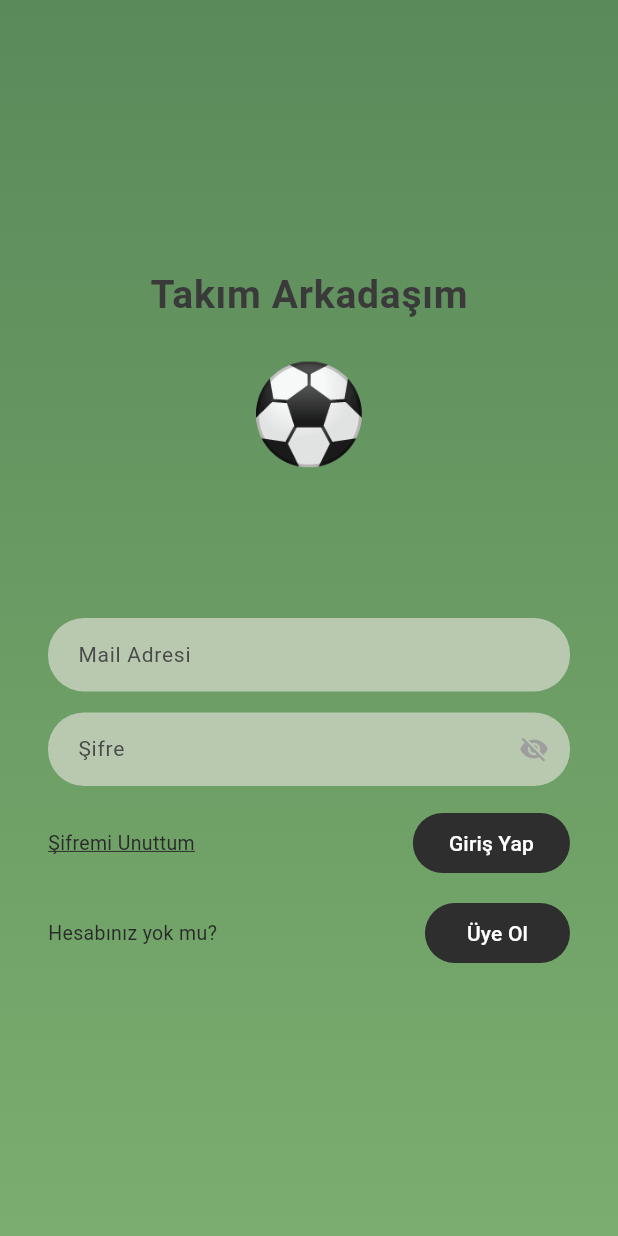
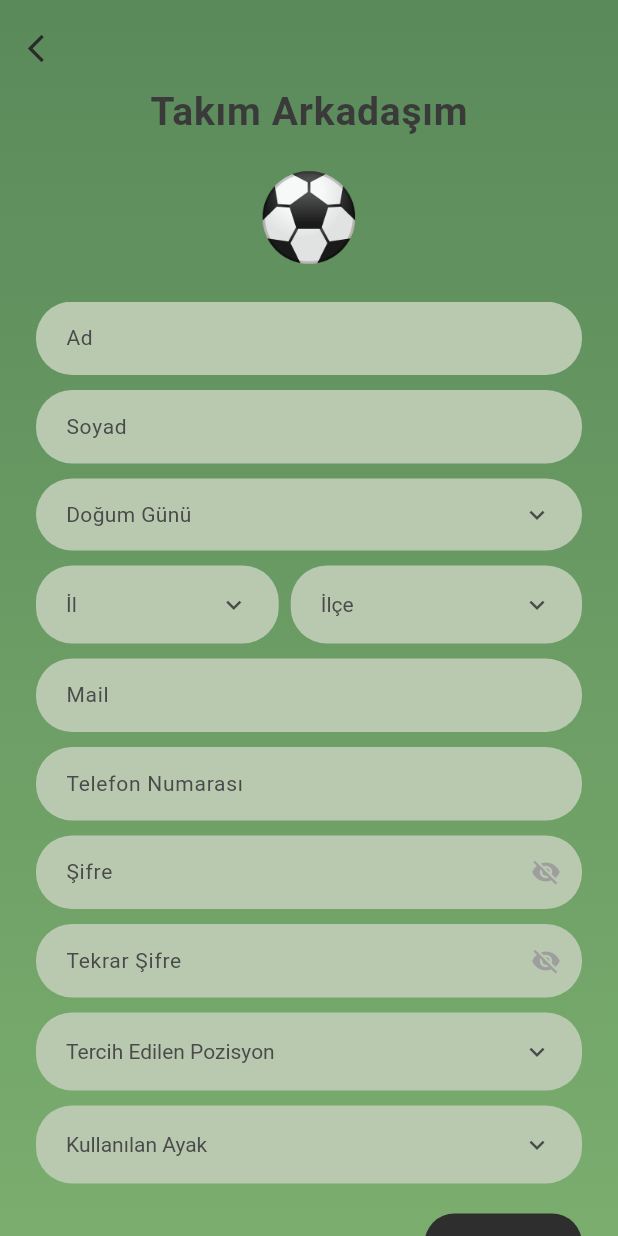
Before and after one commit to Ayberkuznn/MyTeammate, a Flutter app: the screen it shows after launch, after a tap on "Üye Ol", on a phone screen of 412 x 824 dp. Run offline on Flutter 3.47's test engine with Material 3 defaults, Android fonts, the phone set to English and light mode, and no system bars.

Commit message:
#6 front end of the registration page is finished.

```diff
--- a/myteammate/lib/pages/login_page.dart
+++ b/myteammate/lib/pages/login_page.dart
@@ -1,4 +1,5 @@
 import 'package:flutter/material.dart';
+import 'register_page.dart';
 
 class LoginPage extends StatefulWidget {
   const LoginPage({super.key});
@@ -140,7 +141,14 @@ class _LoginPageState extends State<LoginPage> {
                       style: TextStyle(color: Color(0xFF2A2A2A), fontSize: 13),
                     ),
                     ElevatedButton(
-                      onPressed: () {},
+                      onPressed: () {
+                        Navigator.push(
+                          context,
+                          MaterialPageRoute(
+                            builder: (context) => const RegisterPage(),
+                          ),
+                        );
+                      },
                       style: ElevatedButton.styleFrom(
                         backgroundColor: const Color(0xFF2E2E2E),
                         foregroundColor: Colors.white,
--- /dev/null
+++ b/myteammate/lib/pages/register_page.dart
@@ -0,0 +1,470 @@
+import 'package:flutter/material.dart';
+
+class RegisterPage extends StatefulWidget {
+  const RegisterPage({super.key});
+
+  @override
+  State<RegisterPage> createState() => _RegisterPageState();
+}
+
+class _RegisterPageState extends State<RegisterPage> {
+  final _nameController = TextEditingController();
+  final _surnameController = TextEditingController();
+  final _emailController = TextEditingController();
+  final _phoneController = TextEditingController();
+  final _passwordController = TextEditingController();
+  final _confirmPasswordController = TextEditingController();
+
+  bool _obscurePassword = true;
+  bool _obscureConfirmPassword = true;
+
+  DateTime? _selectedDate;
+  String? _selectedCity;
+  String? _selectedDistrict;
+  String? _selectedPosition;
+  String? _selectedFoot;
+
+  final List<String> _positions = ['Kaleci', 'Defans', 'Orta Saha', 'Forvet'];
+
+  final List<String> _feet = ['Sağ', 'Sol', 'Her İkisi'];
+
+  final List<String> _cities = [
+    'Adana',
+    'Adıyaman',
+    'Afyonkarahisar',
+    'Ağrı',
+    'Amasya',
+    'Ankara',
+    'Antalya',
+    'Artvin',
+    'Aydın',
+    'Balıkesir',
+    'Bilecik',
+    'Bingöl',
+    'Bitlis',
+    'Bolu',
+    'Burdur',
+    'Bursa',
+    'Çanakkale',
+    'Çankırı',
+    'Çorum',
+    'Denizli',
+    'Diyarbakır',
+    'Edirne',
+    'Elazığ',
+    'Erzincan',
+    'Erzurum',
+    'Eskişehir',
+    'Gaziantep',
+    'Giresun',
+    'Gümüşhane',
+    'Hakkari',
+    'Hatay',
+    'Isparta',
+    'Mersin',
+    'İstanbul',
+    'İzmir',
+    'Kars',
+    'Kastamonu',
+    'Kayseri',
+    'Kırklareli',
+    'Kırşehir',
+    'Kocaeli',
+    'Konya',
+    'Kütahya',
+    'Malatya',
+    'Manisa',
+    'Kahramanmaraş',
+    'Mardin',
+    'Muğla',
+    'Muş',
+    'Nevşehir',
+    'Niğde',
+    'Ordu',
+    'Rize',
+    'Sakarya',
+    'Samsun',
+    'Siirt',
+    'Sinop',
+    'Sivas',
+    'Tekirdağ',
+    'Tokat',
+    'Trabzon',
+    'Tunceli',
+    'Şanlıurfa',
+    'Uşak',
+    'Van',
+    'Yozgat',
+    'Zonguldak',
+    'Aksaray',
+    'Bayburt',
+    'Karaman',
+    'Kırıkkale',
+    'Batman',
+    'Şırnak',
+    'Bartın',
+    'Ardahan',
+    'Iğdır',
+    'Yalova',
+    'Karabük',
+    'Kilis',
+    'Osmaniye',
+    'Düzce',
+  ];
+
+  final List<String> _districts = [
+    'Kadıköy',
+    'Beşiktaş',
+    'Üsküdar',
+    'Fatih',
+    'Beyoğlu',
+    'Şişli',
+    'Bağcılar',
+    'Bahçelievler',
+  ];
+
+  @override
+  void dispose() {
+    _nameController.dispose();
+    _surnameController.dispose();
+    _emailController.dispose();
+    _phoneController.dispose();
+    _passwordController.dispose();
+    _confirmPasswordController.dispose();
+    super.dispose();
+  }
+
+  Future<void> _pickDate() async {
+    final picked = await showDatePicker(
+      context: context,
+      initialDate: DateTime(2000),
+      firstDate: DateTime(1950),
+      lastDate: DateTime.now(),
+      builder: (context, child) {
+        return Theme(
+          data: Theme.of(context).copyWith(
+            colorScheme: const ColorScheme.light(
+              primary: Color(0xFF5A8A5A),
+              onPrimary: Colors.white,
+            ),
+          ),
+          child: child!,
+        );
+      },
+    );
+    if (picked != null) {
+      setState(() => _selectedDate = picked);
+    }
+  }
+
+  @override
+  Widget build(BuildContext context) {
+    return Scaffold(
+      body: Container(
+        width: double.infinity,
+        height: double.infinity,
+        decoration: const BoxDecoration(
+          gradient: LinearGradient(
+            begin: Alignment.topCenter,
+            end: Alignment.bottomCenter,
+            colors: [Color(0xFF5A8A5A), Color(0xFF7AAD6E)],
+          ),
+        ),
+        child: SafeArea(
+          child: Column(
+            children: [
+              const SizedBox(height: 8),
+
+              // Geri butonu
+              Align(
+                alignment: Alignment.centerLeft,
+                child: IconButton(
+                  onPressed: () => Navigator.pop(context),
+                  icon: const Icon(
+                    Icons.arrow_back_ios_new,
+                    color: Color(0xFF2A2A2A),
+                    size: 22,
+                  ),
+                ),
+              ),
+
+              // Başlık
+              const Text(
+                'Takım Arkadaşım',
+                style: TextStyle(
+                  fontSize: 26,
+                  fontWeight: FontWeight.w600,
+                  color: Color(0xFF3A3A3A),
+                  letterSpacing: 0.5,
+                ),
+              ),
+
+              const SizedBox(height: 12),
+
+              // Futbol topu
+              const Text('⚽', style: TextStyle(fontSize: 56)),
+
+              const SizedBox(height: 16),
+
+              // Form alanları
+              Expanded(
+                child: SingleChildScrollView(
+                  padding: const EdgeInsets.symmetric(horizontal: 24),
+                  child: Column(
+                    children: [
+                      // Ad
+                      _buildTextField(controller: _nameController, hint: 'Ad'),
+                      const SizedBox(height: 10),
+
+                      // Soyad
+                      _buildTextField(
+                        controller: _surnameController,
+                        hint: 'Soyad',
+                      ),
+                      const SizedBox(height: 10),
+
+                      // Doğum Günü
+                      _buildDateField(),
+                      const SizedBox(height: 10),
+
+                      // İl + İlçe yan yana
+                      Row(
+                        children: [
+                          Expanded(
+                            flex: 5,
+                            child: _buildDropdown(
+                              hint: 'İl',
+                              value: _selectedCity,
+                              items: _cities,
+                              onChanged: (val) =>
+                                  setState(() => _selectedCity = val),
+                            ),
+                          ),
+                          const SizedBox(width: 8),
+                          Expanded(
+                            flex: 6,
+                            child: _buildDropdown(
+                              hint: 'İlçe',
+                              value: _selectedDistrict,
+                              items: _districts,
+                              onChanged: (val) =>
+                                  setState(() => _selectedDistrict = val),
+                            ),
+                          ),
+                        ],
+                      ),
+                      const SizedBox(height: 10),
+
+                      // Mail
+                      _buildTextField(
+                        controller: _emailController,
+                        hint: 'Mail',
+                        keyboardType: TextInputType.emailAddress,
+                      ),
+                      const SizedBox(height: 10),
+
+                      // Telefon Numarası
+                      _buildTextField(
+                        controller: _phoneController,
+                        hint: 'Telefon Numarası',
+                        keyboardType: TextInputType.phone,
+                      ),
+                      const SizedBox(height: 10),
+
+                      // Şifre
+                      _buildTextField(
+                        controller: _passwordController,
+                        hint: 'Şifre',
+                        obscureText: _obscurePassword,
+                        suffixIcon: IconButton(
+                          icon: Icon(
+                            _obscurePassword
+                                ? Icons.visibility_off
+                                : Icons.visibility,
+                            color: Colors.grey,
+                            size: 20,
+                          ),
+                          onPressed: () => setState(
+                            () => _obscurePassword = !_obscurePassword,
+                          ),
+                        ),
+                      ),
+                      const SizedBox(height: 10),
+
+                      // Tekrar Şifre
+                      _buildTextField(
+                        controller: _confirmPasswordController,
+                        hint: 'Tekrar Şifre',
+                        obscureText: _obscureConfirmPassword,
+                        suffixIcon: IconButton(
+                          icon: Icon(
+                            _obscureConfirmPassword
+                                ? Icons.visibility_off
+                                : Icons.visibility,
+                            color: Colors.grey,
+                            size: 20,
+                          ),
+                          onPressed: () => setState(
+                            () => _obscureConfirmPassword =
+                                !_obscureConfirmPassword,
+                          ),
+                        ),
+                      ),
+                      const SizedBox(height: 10),
+
+                      // Tercih Edilen Pozisyon
+                      _buildDropdown(
+                        hint: 'Tercih Edilen Pozisyon',
+                        value: _selectedPosition,
+                        items: _positions,
+                        onChanged: (val) =>
+                            setState(() => _selectedPosition = val),
+                      ),
+                      const SizedBox(height: 10),
+
+                      // Kullanılan Ayak
+                      _buildDropdown(
+                        hint: 'Kullanılan Ayak',
+                        value: _selectedFoot,
+                        items: _feet,
+                        onChanged: (val) => setState(() => _selectedFoot = val),
+                      ),
+                      const SizedBox(height: 16),
+
+                      // Kayıt Ol butonu
+                      Align(
+                        alignment: Alignment.centerRight,
+                        child: ElevatedButton(
+                          onPressed: () {},
+                          style: ElevatedButton.styleFrom(
+                            backgroundColor: const Color(0xFF2E2E2E),
+                            foregroundColor: Colors.white,
+                            shape: RoundedRectangleBorder(
+                              borderRadius: BorderRadius.circular(20),
+                            ),
+                            padding: const EdgeInsets.symmetric(
+                              horizontal: 28,
+                              vertical: 10,
+                            ),
+                            elevation: 0,
+                          ),
+                          child: const Text(
+                            'Kayıt Ol',
+                            style: TextStyle(fontSize: 14),
+                          ),
+                        ),
+                      ),
+
+                      const SizedBox(height: 24),
+                    ],
+                  ),
+                ),
+              ),
+            ],
+          ),
+        ),
+      ),
+    );
+  }
+
+  Widget _buildTextField({
+    required TextEditingController controller,
+    required String hint,
+    TextInputType keyboardType = TextInputType.text,
+    bool obscureText = false,
+    Widget? suffixIcon,
+  }) {
+    return Container(
+      decoration: BoxDecoration(
+        color: const Color(0xFFB8C9B0),
+        borderRadius: BorderRadius.circular(24),
+      ),
+      child: TextField(
+        controller: controller,
+        keyboardType: keyboardType,
+        obscureText: obscureText,
+        style: const TextStyle(color: Color(0xFF2A2A2A), fontSize: 14),
+        decoration: InputDecoration(
+          hintText: hint,
+          hintStyle: const TextStyle(color: Color(0xFF4A4A4A), fontSize: 14),
+          suffixIcon: suffixIcon,
+          border: InputBorder.none,
+          contentPadding: const EdgeInsets.symmetric(
+            horizontal: 20,
+            vertical: 14,
+          ),
+        ),
+      ),
+    );
+  }
+
+  Widget _buildDateField() {
+    return GestureDetector(
+      onTap: _pickDate,
+      child: Container(
+        decoration: BoxDecoration(
+          color: const Color(0xFFB8C9B0),
+          borderRadius: BorderRadius.circular(24),
+        ),
+        padding: const EdgeInsets.symmetric(horizontal: 20, vertical: 14),
+        child: Row(
+          mainAxisAlignment: MainAxisAlignment.spaceBetween,
+          children: [
+            Text(
+              _selectedDate != null
+                  ? '${_selectedDate!.day.toString().padLeft(2, '0')}/${_selectedDate!.month.toString().padLeft(2, '0')}/${_selectedDate!.year}'
+                  : 'Doğum Günü',
+              style: TextStyle(
+                color: _selectedDate != null
+                    ? const Color(0xFF2A2A2A)
+                    : const Color(0xFF4A4A4A),
+                fontSize: 14,
+              ),
+            ),
+            const Icon(
+              Icons.keyboard_arrow_down,
+              color: Color(0xFF4A4A4A),
+              size: 20,
+            ),
+          ],
+        ),
+      ),
+    );
+  }
+
+  Widget _buildDropdown({
+    required String hint,
+    required String? value,
+    required List<String> items,
+    required void Function(String?) onChanged,
+  }) {
+    return Container(
+      decoration: BoxDecoration(
+        color: const Color(0xFFB8C9B0),
+        borderRadius: BorderRadius.circular(24),
+      ),
+      padding: const EdgeInsets.symmetric(horizontal: 20, vertical: 2),
+      child: DropdownButtonHideUnderline(
+        child: DropdownButton<String>(
+          value: value,
+          hint: Text(
+            hint,
+            style: const TextStyle(color: Color(0xFF4A4A4A), fontSize: 14),
+          ),
+          isExpanded: true,
+          icon: const Icon(
+            Icons.keyboard_arrow_down,
+            color: Color(0xFF4A4A4A),
+            size: 20,
+          ),
+          dropdownColor: const Color(0xFFB8C9B0),
+          style: const TextStyle(color: Color(0xFF2A2A2A), fontSize: 14),
+          items: items
+              .map((item) => DropdownMenuItem(value: item, child: Text(item)))
+              .toList(),
+          onChanged: onChanged,
+        ),
+      ),
+    );
+  }
+}
```
